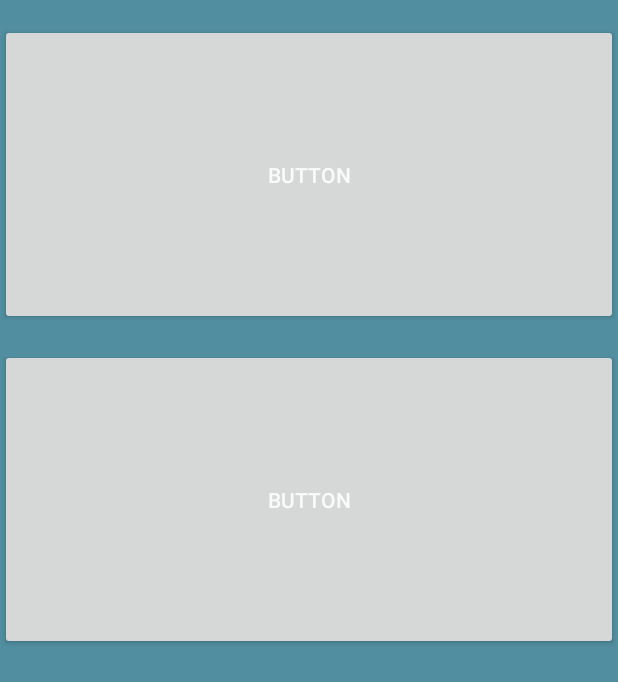
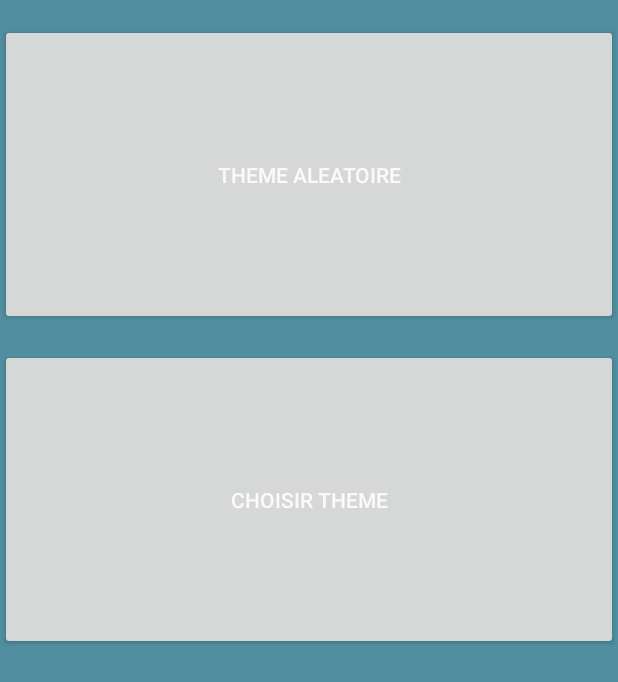
Before and after one commit to MoadUPMC/QuizzForFriend, an Android app: the ThemeActivity screen opened directly, with no data from a screen before it, on a phone screen of 412 x 824 dp. Shown: the top 682 px of the screen. Run offline under Robolectric (Android 15) with nearby library versions, the phone set to English and light mode, and no system bars.

Commit message:
Rien a dire

```diff
--- a/app/src/main/java/tp2/tpalt/upmc/quizzforfriend/MainActivity.java
+++ b/app/src/main/java/tp2/tpalt/upmc/quizzforfriend/MainActivity.java
@@ -33,7 +33,8 @@ public class MainActivity extends AppCompatActivity {
 
             // Note that some of these constants are new as of API 16 (Jelly Bean)
             // and API 19 (KitKat). It is safe to use them, as they are inlined
-            // at compile-time and do nothing on earlier devices.
+            // at compile-time and do
+            //nothing on earlier devices.
             mContentView.setSystemUiVisibility(View.SYSTEM_UI_FLAG_LOW_PROFILE
                     | View.SYSTEM_UI_FLAG_FULLSCREEN
                     | View.SYSTEM_UI_FLAG_LAYOUT_STABLE
--- a/app/src/main/java/tp2/tpalt/upmc/quizzforfriend/Partie.java
+++ b/app/src/main/java/tp2/tpalt/upmc/quizzforfriend/Partie.java
@@ -10,6 +10,7 @@ public class Partie {
 
     private List<Question> questions;
     private Joker joke;
+    private String theme;
 
     public Partie(List<Question> q){
         this.questions = q;
@@ -23,4 +24,8 @@ public class Partie {
     public Joker getJoke() {
         return joke;
     }
+
+    public String getTheme() {return theme; }
+
+    public void setTheme(String theme) {this.theme = theme; }
 }
--- a/app/src/main/java/tp2/tpalt/upmc/quizzforfriend/ThemeActivity.java
+++ b/app/src/main/java/tp2/tpalt/upmc/quizzforfriend/ThemeActivity.java
@@ -67,7 +67,6 @@ public class ThemeActivity extends AppCompatActivity {
 
         themeAleatoire = (Button)findViewById(R.id.themeAleatoire);
         themeChoisis   = (Button)findViewById(R.id.themeChoisis);
-
     }
 
     //On redirige en fonction du bouton sur lequel on appuie
--- a/app/src/main/res/layout/choisir_theme_layout.xml
+++ b/app/src/main/res/layout/choisir_theme_layout.xml
@@ -6,7 +6,7 @@
     android:id="@+id/themeChoice">
 
     <Button
-        android:text="Button"
+        android:text="Theme Aleatoire"
         android:layout_width="match_parent"
         android:layout_height="wrap_content"
         android:id="@+id/themeAleatoire"
@@ -15,7 +15,7 @@
         android:layout_weight="0.22" />
 
     <Button
-        android:text="Button"
+        android:text="Choisir Theme"
         android:layout_width="match_parent"
         android:layout_height="wrap_content"
         android:layout_marginTop="@dimen/activity_horizontal_margin"
```
Also changed, not shown: app/src/main/java/tp2/tpalt/upmc/quizzforfriend/ListItemDetailActivity.java (+46 -1 lines), app/src/main/java/tp2/tpalt/upmc/quizzforfriend/QuizzActivity.java (+18 -1 lines), app/src/main/res/values/arrays.xml (+6 -1 lines), app/src/main/res/values/quizes/quiz_disney.json (renamed from app/src/main/res/values/quizes/quiz_disney1.json), app/src/main/res/values/quizes/quiz_music.json (renamed from app/src/main/res/values/quizes/quiz_music1.json), 3 other files.
